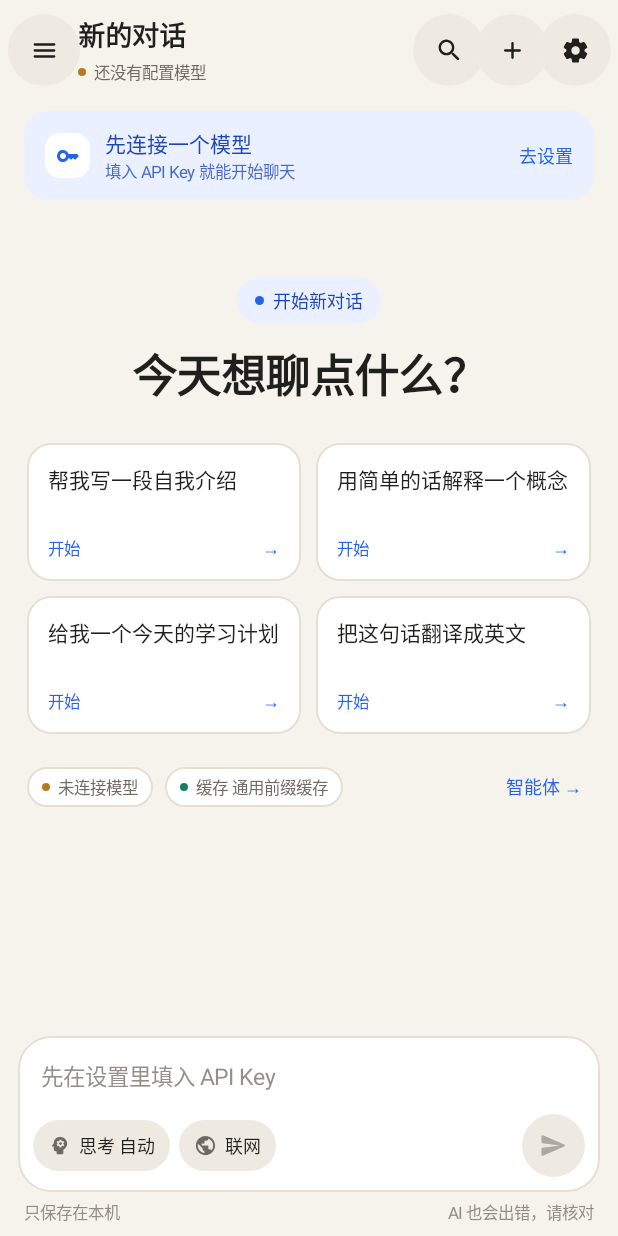
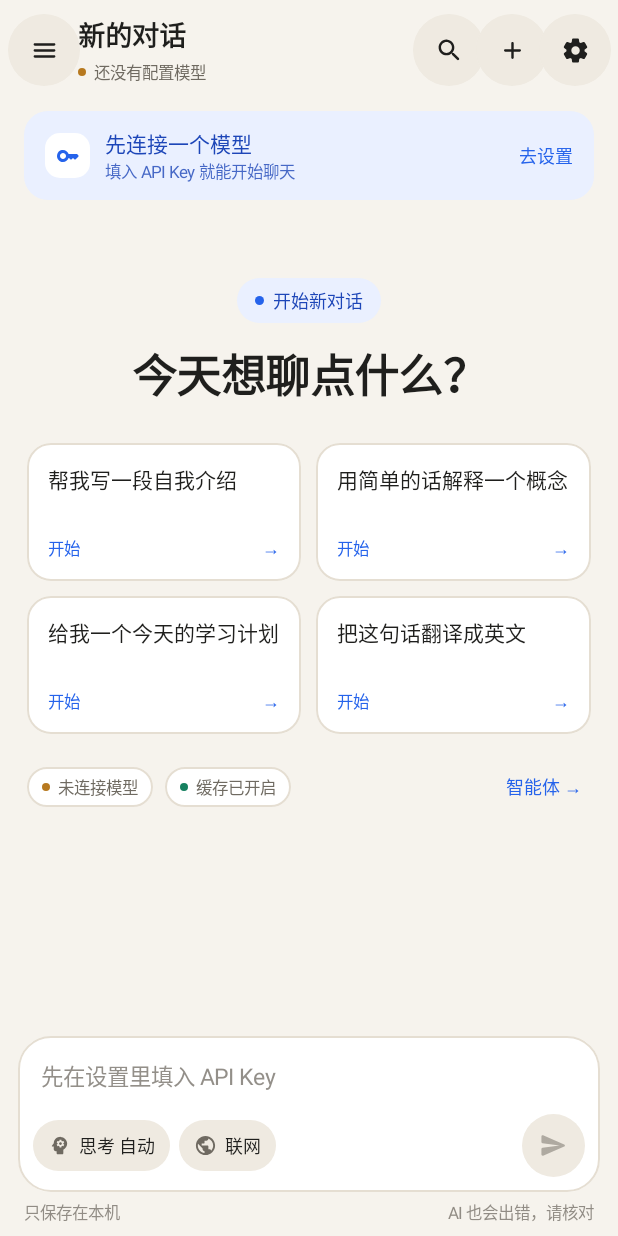
Before and after one commit to Kevin233B/AI-Chat, an Android app built with Jetpack Compose: the screen it shows after launch (MainActivity), after a tap on "跳过", on a phone screen of 412 x 824 dp. Run offline under Robolectric (Android 15) with nearby library versions, the phone set to English and light mode, and no system bars.

Commit message:
Polish drafts, cache copy, and long-chat navigation

```diff
--- a/app/src/main/java/com/kevin233/chat/ChatViewModel.kt
+++ b/app/src/main/java/com/kevin233/chat/ChatViewModel.kt
@@ -295,6 +295,7 @@ class ChatViewModel(app: Application) : AndroidViewModel(app) {
 
     fun deleteChat(id: String) {
         conversations = conversations.filterNot { it.id == id }
+        drafts = drafts - id
         store.deleteConversation(id)
         if (activeId == id) {
             activeId = conversations.firstOrNull()?.id ?: ""
@@ -721,6 +722,7 @@ class ChatViewModel(app: Application) : AndroidViewModel(app) {
     }
 
     fun clearAllData() {
+        drafts = emptyMap()
         store.deleteAll()
         conversations = emptyList()
         activeId = ""
--- a/app/src/main/java/com/kevin233/chat/ui/ChatScreen.kt
+++ b/app/src/main/java/com/kevin233/chat/ui/ChatScreen.kt
@@ -787,7 +787,7 @@ private fun EmptyState(vm: ChatViewModel, modifier: Modifier = Modifier) {
                 if (config == null) palette.warn else palette.textSub
             )
             StatusPill(
-                if (profile.mode == com.kevin233.chat.data.CacheMode.NONE) "无缓存" else "缓存 ${profile.label}",
+                if (profile.mode == com.kevin233.chat.data.CacheMode.NONE) "无缓存" else "缓存已开启",
                 if (profile.mode == com.kevin233.chat.data.CacheMode.NONE) palette.textSub else palette.ok
             )
             Spacer(Modifier.weight(1f))
@@ -816,7 +816,7 @@ private fun StatusPill(text: String, color: Color) {
     ) {
         Box(Modifier.size(5.dp).background(color, CircleShape))
         Spacer(Modifier.width(5.dp))
-        Text(text, style = MaterialTheme.typography.labelSmall, color = palette.textSub, maxLines = 1)
+        Text(text, style = MaterialTheme.typography.labelSmall, color = palette.textSub, maxLines = 1, overflow = TextOverflow.Ellipsis)
     }
 }
 
```
Also changed, not shown: 1 other file.
